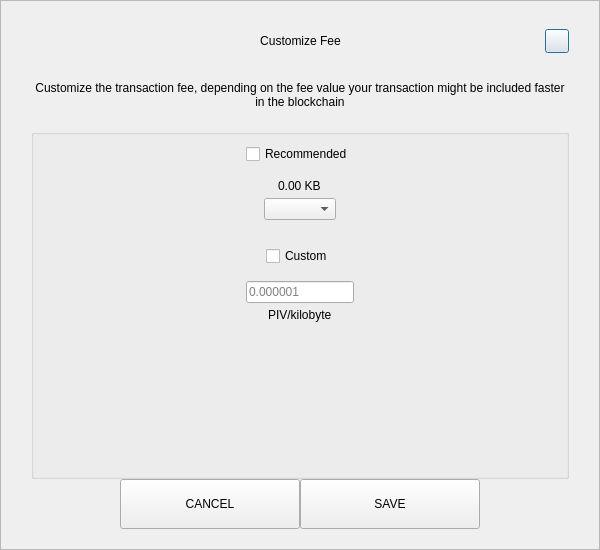
Old version of the form src/qt/cari/forms/sendcustomfeedialog.ui in the repository VsyncCrypto/VSX.
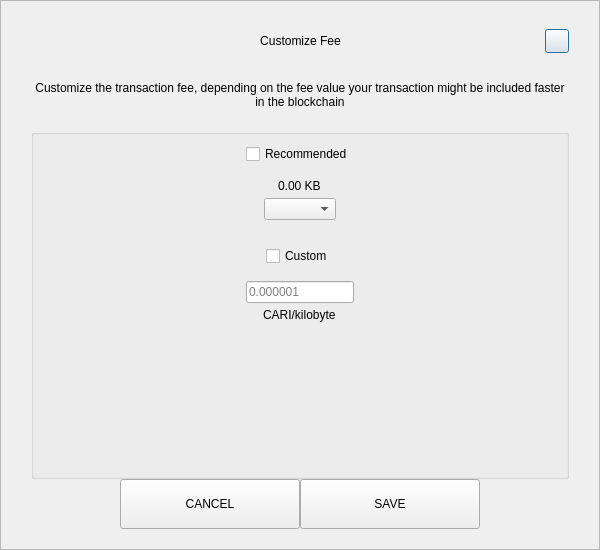
New version of the form.

The edit to the form file:
```diff
--- a/src/qt/cari/forms/sendcustomfeedialog.ui
+++ b/src/qt/cari/forms/sendcustomfeedialog.ui
@@ -287,7 +287,7 @@
            <item alignment="Qt::AlignHCenter">
             <widget class="QLabel" name="labelCustomFee">
              <property name="text">
-              <string>PIV/kilobyte</string>
+              <string>CARI/kilobyte</string>
              </property>
             </widget>
            </item>
```
